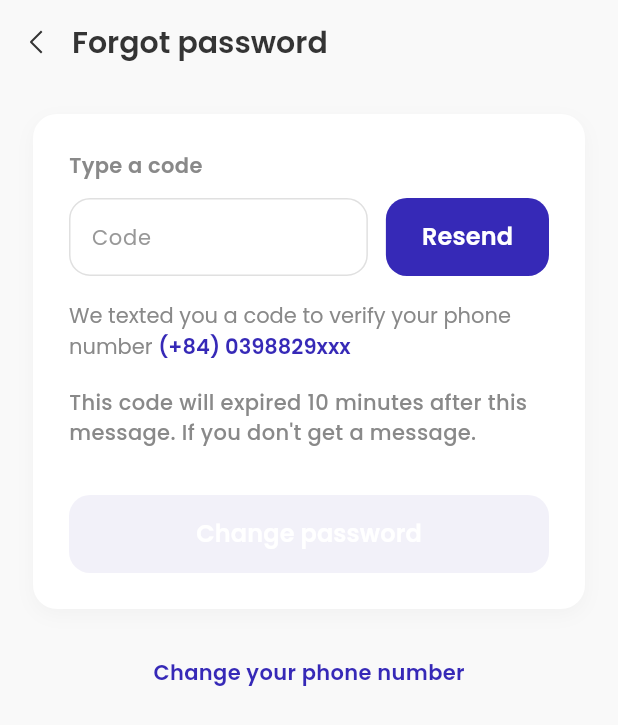
After one commit to nghiaMeo/banking_application, a Flutter app: the screen it shows after launch, after a tap on "Forgot your password ?", on a phone screen of 412 x 824 dp. The commit adds this screen. Shown: the top 725 px of the screen. Run offline on Flutter 3.47's test engine with Material 3 defaults, Android fonts, the phone set to English and light mode, and no system bars; our stand-ins replace dio, flutter_riverpod, flutter_svg, google_fonts; project files that could hold a hidden picture were left out.

Commit message:
build: page forget change password and verify code auth

```diff
--- a/lib/presentation/auth/sign_in_page.dart
+++ b/lib/presentation/auth/sign_in_page.dart
@@ -1,7 +1,10 @@
 import 'package:bank_app/core/theme/colors_theme.dart';
 import 'package:bank_app/core/theme/typo_theme.dart';
 import 'package:bank_app/core/utils/app_navigator.dart';
+import 'package:bank_app/presentation/auth/change_password_page.dart';
+import 'package:bank_app/presentation/auth/forgot_password_page.dart';
 import 'package:bank_app/presentation/auth/sign_up_page.dart';
+import 'package:bank_app/presentation/auth/verify_code_page.dart';
 import 'package:bank_app/presentation/auth/widgets/input_field_widget.dart';
 import 'package:bank_app/core/utils/app_bar_custom.dart';
 import 'package:flutter/material.dart';
@@ -87,10 +90,19 @@ class _SignInPageState extends ConsumerState<SignInPage> {
                         const SizedBox(height: 10),
                         Align(
                           alignment: Alignment.centerRight,
-                          child: TypoTheme.bodyMedium_14(
-                            context,
-                            ColorsTheme.neutralWhiteGrey,
-                            text: 'Forgot your password ?',
+                          child: InkWell(
+                            onTap: () {
+                              AppNavigator.pushReplacement(
+                                context,
+                                VerifyCodePage()
+                                // ForgotPasswordPage(),
+                              );
+                            },
+                            child: TypoTheme.bodyMedium_14(
+                              context,
+                              ColorsTheme.neutralWhiteGrey,
+                              text: 'Forgot your password ?',
+                            ),
                           ),
                         ),
                         const SizedBox(height: 18),
@@ -135,7 +147,10 @@ class _SignInPageState extends ConsumerState<SignInPage> {
                               SizedBox(width: 6),
                               InkWell(
                                 onTap: () {
-                                  AppNavigator.pushReplacement(context, SignUpPage());
+                                  AppNavigator.pushReplacement(
+                                    context,
+                                    SignUpPage(),
+                                  );
                                 },
                                 child: TypoTheme.captionSemibold_14(
                                   context,
--- /dev/null
+++ b/lib/presentation/auth/verify_code_page.dart
@@ -0,0 +1,184 @@
+import 'package:bank_app/core/asset/vectors/app_vectors.dart';
+import 'package:bank_app/core/theme/colors_theme.dart';
+import 'package:bank_app/core/theme/typo_theme.dart';
+import 'package:bank_app/core/utils/app_navigator.dart';
+import 'package:bank_app/presentation/auth/widgets/input_field_widget.dart';
+import 'package:flutter/material.dart';
+import 'package:flutter_riverpod/flutter_riverpod.dart';
+import 'package:flutter_svg/flutter_svg.dart';
+import 'package:google_fonts/google_fonts.dart';
+
+class VerifyCodePage extends ConsumerStatefulWidget {
+  const VerifyCodePage({super.key});
+
+  @override
+  ConsumerState<VerifyCodePage> createState() => _GetCodePageState();
+}
+
+class _GetCodePageState extends ConsumerState<VerifyCodePage> {
+  @override
+  Widget build(BuildContext context) {
+    return Scaffold(
+      backgroundColor: const Color(0xFFF9F9F9),
+      appBar: AppBar(
+        backgroundColor: Colors.transparent,
+        elevation: 0,
+        leadingWidth: 48,
+        leading: InkWell(
+          splashColor: Colors.transparent,
+          hoverColor: Colors.transparent,
+          highlightColor: Colors.transparent,
+          onTap: () {
+            AppNavigator.pop(context);
+          },
+          child: SafeArea(
+            child: Center(
+              child: SvgPicture.asset(
+                AppVectors.left,
+                height: 16,
+                width: 16,
+                colorFilter: const ColorFilter.mode(
+                  ColorsTheme.neutralGreyDeep,
+                  BlendMode.srcIn,
+                ),
+              ),
+            ),
+          ),
+        ),
+        title: TypoTheme.titleSemiBold_20(
+          context,
+          ColorsTheme.neutralGreyDeep,
+          text: "Forgot password",
+        ),
+        centerTitle: false,
+        titleSpacing: 0,
+      ),
+      body: SafeArea(
+        child: SingleChildScrollView(
+          child: Padding(
+            padding: const EdgeInsets.symmetric(
+              horizontal: 22.0,
+              vertical: 20.0,
+            ),
+            child: Column(
+              children: [
+                Container(
+                  padding: const EdgeInsets.all(24.0),
+                  decoration: BoxDecoration(
+                    color: ColorsTheme.neutralWhite,
+                    borderRadius: BorderRadius.circular(16),
+                    boxShadow: [
+                      BoxShadow(
+                        color: Colors.black.withOpacity(0.03),
+                        blurRadius: 10,
+                        offset: const Offset(0, 4),
+                      ),
+                    ],
+                  ),
+                  child: Column(
+                    mainAxisSize: MainAxisSize.min,
+                    crossAxisAlignment: CrossAxisAlignment.start,
+                    children: [
+                      TypoTheme.captionSemibold_14(
+                        context,
+                        ColorsTheme.neutralGreyMid,
+                        text: "Type a code",
+                      ),
+                      const SizedBox(height: 12),
+                      Row(
+                        children: [
+                          Expanded(
+                            child: inputFieldWidget(context, hint: "Code"),
+                          ),
+                          const SizedBox(width: 12),
+                          SizedBox(
+                            height: 52,
+                            child: ElevatedButton(
+                              onPressed: () {},
+                              style: ElevatedButton.styleFrom(
+                                backgroundColor: ColorsTheme.firstPrimary,
+                                elevation: 0,
+                                shape: RoundedRectangleBorder(
+                                  borderRadius: BorderRadius.circular(14),
+                                ),
+                              ),
+                              child: TypoTheme.titleSemiBold_16(
+                                context,
+                                Colors.white,
+                                text: 'Resend',
+                              ),
+                            ),
+                          ),
+                        ],
+                      ),
+                      const SizedBox(height: 16),
+                      RichText(
+                        text: TextSpan(
+                          text: "We texted you a code to verify your phone number ",
+                          style: GoogleFonts.poppins(
+                            textStyle: const TextStyle(
+                              color: ColorsTheme.neutralGreyMid,
+                              fontSize: 14,
+                              fontWeight: FontWeight.w400,
+                            ),
+                          ),
+                          children: [
+                            TextSpan(
+                              text: "(+84) 0398829xxx",
+                              style: GoogleFonts.poppins(
+                                textStyle: const TextStyle(
+                                  color: ColorsTheme.firstPrimary,
+                                  fontSize: 14,
+                                  fontWeight: FontWeight.w600,
+                                ),
+                              ),
+                            ),
+                          ],
+                        ),
+                      ),
+                      const SizedBox(height: 16),
+                      TypoTheme.bodyMedium_14(
+                        context,
+                        ColorsTheme.neutralGreyMid,
+                        text: "This code will expired 10 minutes after this message. If you don't get a message.",
+                      ),
+                      const SizedBox(height: 32),
+                      SizedBox(
+                        width: double.infinity,
+                        height: 52,
+                        child: ElevatedButton(
+                          onPressed: () {},
+                          style: ElevatedButton.styleFrom(
+                            backgroundColor: ColorsTheme.fourthPrimary,
+                            elevation: 0,
+                            shape: RoundedRectangleBorder(
+                              borderRadius: BorderRadius.circular(14),
+                            ),
+                          ),
+                          child: TypoTheme.titleSemiBold_16(
+                            context,
+                            Colors.white,
+                            text: 'Change password',
+                          ),
+                        ),
+                      ),
+                    ],
+                  ),
+                ),
+                const SizedBox(height: 32),
+                InkWell(
+                  onTap: () {},
+                  child: TypoTheme.captionSemibold_14(
+                    context,
+                    ColorsTheme.firstPrimary,
+                    text: 'Change your phone number',
+                  ),
+                ),
+              ],
+            ),
+          ),
+        ),
+      ),
+    );
+  }
+}
```
Also changed, not shown: lib/presentation/auth/change_password_page.dart (added, +138 -0 lines), lib/presentation/auth/forgot_password_page.dart (added, +121 -0 lines).
